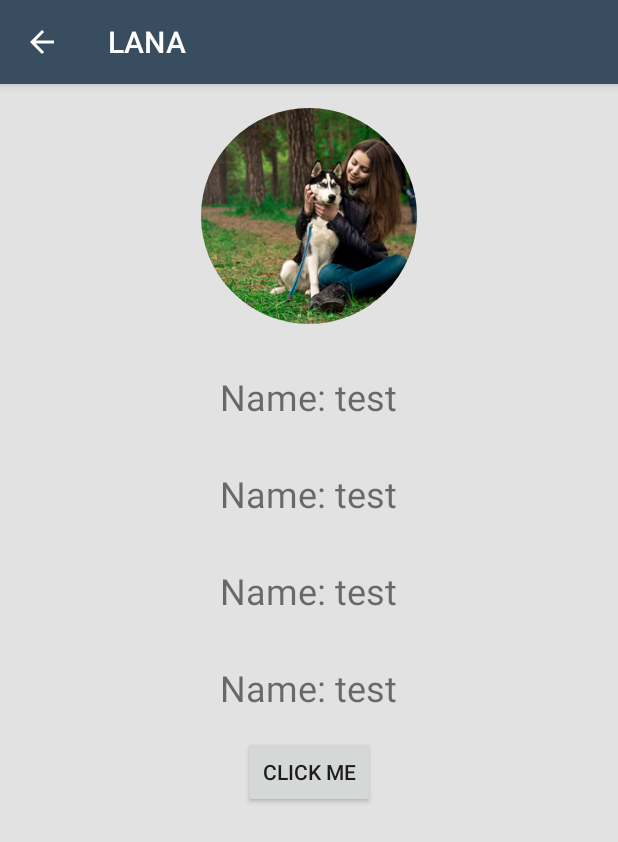
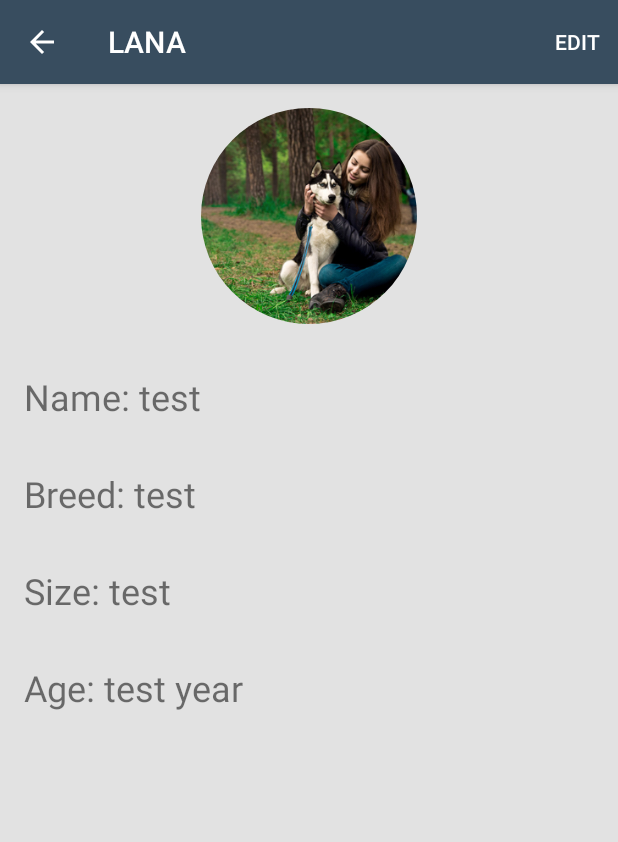
Before and after one commit to last3oy/Lana, an Android app: the ProfileActivity screen opened directly, with no data from a screen before it, on a phone screen of 412 x 824 dp. Shown: the top 842 px of the screen. Run offline under Robolectric (Android 15) with nearby library versions, the phone set to English and light mode, and no system bars; our stand-ins replace CircleImageView; 6 statements that could not run were skipped.

Commit message:
set menu in toolbar

```diff
--- a/app/src/main/java/kmutt/senior/pet/activity/BluetoothActivity.java
+++ b/app/src/main/java/kmutt/senior/pet/activity/BluetoothActivity.java
@@ -57,7 +57,7 @@ public class BluetoothActivity extends AppCompatActivity implements View.OnClick
         // Use this check to determine whether BLE is supported on the device. Then
         // you can selectively disable BLE-related features.
         if (!getPackageManager().hasSystemFeature(PackageManager.FEATURE_BLUETOOTH_LE)) {
-            Toast.makeText(this, "BLE Not Supported on this Device", Toast.LENGTH_LONG).show();
+            Toast.makeText(getApplicationContext(), "BLE Not Supported on this Device", Toast.LENGTH_LONG).show();
             finish();
         }
         final BluetoothManager bluetoothManager =
--- a/app/src/main/java/kmutt/senior/pet/activity/MainActivity.java
+++ b/app/src/main/java/kmutt/senior/pet/activity/MainActivity.java
@@ -52,6 +52,8 @@ public class MainActivity extends AppCompatActivity {
                 Intent intent;
                 switch (id) {
                     case R.id.navItem1:
+                        intent = new Intent(MainActivity.this, BluetoothActivity.class);
+                        startActivity(intent);
                         break;
                     case R.id.navItem2:
                         intent = new Intent(MainActivity.this, SelectProfileActivity.class);
--- a/app/src/main/java/kmutt/senior/pet/activity/ProfileActivity.java
+++ b/app/src/main/java/kmutt/senior/pet/activity/ProfileActivity.java
@@ -3,6 +3,8 @@ package kmutt.senior.pet.activity;
 import android.content.Intent;
 import android.os.Bundle;
 import android.support.v7.app.AppCompatActivity;
+import android.view.Menu;
+import android.view.MenuItem;
 import android.widget.TextView;
 
 import de.hdodenhof.circleimageview.CircleImageView;
@@ -16,6 +18,9 @@ import kmutt.senior.pet.service.DbBitmapUtility;
 public class ProfileActivity extends AppCompatActivity {
     DogProfile mProfile;
     TextView tvName;
+    TextView tvBreed;
+    TextView tvSize;
+    TextView tvAge;
     CircleImageView pictureProfile;
 
     @Override
@@ -35,9 +40,35 @@ public class ProfileActivity extends AppCompatActivity {
         mProfile = intent.getParcelableExtra("Profile");
         getSupportActionBar().setTitle(mProfile.getDogName());
         tvName = (TextView) findViewById(R.id.tvName);
+        tvBreed = (TextView) findViewById(R.id.tvBreed);
+        tvSize = (TextView) findViewById(R.id.tvSize);
+        tvAge = (TextView) findViewById(R.id.tvAge);
         pictureProfile = (CircleImageView) findViewById(R.id.pictureProfile);
 
-        tvName.setText("Name: "+mProfile.getDogName());
+        tvName.setText("Name: " + mProfile.getDogName());
+        tvBreed.setText("Breed: "+mProfile.getBreed());
+        tvSize.setText("Size "+mProfile.getSize());
+        tvAge.setText("Age "+String.valueOf(mProfile.getAge())+" year");
         pictureProfile.setImageBitmap(DbBitmapUtility.getImage(mProfile.getPicture()));
     }
+
+    public boolean onCreateOptionsMenu(Menu menu) {
+        // Inflate the menu; this adds items to the action bar if it is present.
+        getMenuInflater().inflate(R.menu.menu_profile, menu);
+
+
+        return true;
+    }
+
+    public boolean onOptionsItemSelected(MenuItem item) {
+        int id = item.getItemId();
+        if (id == android.R.id.home) {
+            finish();
+            return true;
+        }
+
+
+        return super.onOptionsItemSelected(item);
+    }
+
 }
--- a/app/src/main/java/kmutt/senior/pet/service/DatabaseHelper.java
+++ b/app/src/main/java/kmutt/senior/pet/service/DatabaseHelper.java
@@ -112,6 +112,7 @@ public class DatabaseHelper extends SQLiteOpenHelper {
                 mDogProfile.setDogName(mCursor.getString(mCursor.getColumnIndex(KEY_NAME)));
                 mDogProfile.setBreed(mCursor.getString(mCursor.getColumnIndex(KEY_BREED)));
                 mDogProfile.setSize(mCursor.getString(mCursor.getColumnIndex(KEY_SIZE)));
+                mDogProfile.setAge(mCursor.getInt(mCursor.getColumnIndex(KEY_AGE)));
 
                 Profiles.add(mDogProfile);
             } while (mCursor.moveToNext());
--- a/app/src/main/res/layout/activity_profile.xml
+++ b/app/src/main/res/layout/activity_profile.xml
@@ -26,40 +26,35 @@
             android:id="@+id/tvName"
             android:layout_width="wrap_content"
             android:layout_height="wrap_content"
-            android:layout_gravity="center"
             android:layout_margin="@dimen/activity_vertical_margin"
             android:text="Name: test"
             android:textSize="24sp" />
 
         <TextView
+            android:id="@+id/tvBreed"
             android:layout_width="wrap_content"
             android:layout_height="wrap_content"
-            android:layout_gravity="center"
             android:layout_margin="@dimen/activity_vertical_margin"
-            android:text="Name: test"
+            android:text="Breed: test"
             android:textSize="24sp" />
 
         <TextView
+            android:id="@+id/tvSize"
             android:layout_width="wrap_content"
             android:layout_height="wrap_content"
-            android:layout_gravity="center"
             android:layout_margin="@dimen/activity_vertical_margin"
-            android:text="Name: test"
+            android:text="Size: test"
             android:textSize="24sp" />
 
         <TextView
+            android:id="@+id/tvAge"
             android:layout_width="wrap_content"
             android:layout_height="wrap_content"
-            android:layout_gravity="center"
             android:layout_margin="@dimen/activity_vertical_margin"
-            android:text="Name: test"
+            android:text="Age: test year"
             android:textSize="24sp" />
 
-        <Button
-            android:layout_width="wrap_content"
-            android:layout_height="wrap_content"
-            android:layout_gravity="center"
-            android:text="Click me" />
+
     </LinearLayout>
 
 </RelativeLayout>
--- a/app/src/main/res/menu/navigation_drawer_items.xml
+++ b/app/src/main/res/menu/navigation_drawer_items.xml
@@ -6,17 +6,17 @@
         android:checkableBehavior="single">
         <item
             android:id="@+id/navItem1"
-            android:icon="@drawable/ic_action_location_found_dark"
+            android:icon="@drawable/ic_bluetooth_black_24dp"
             android:title="Start Pairing" />
 
         <item
             android:id="@+id/navItem2"
-            android:icon="@drawable/ic_action_location_found_dark"
+            android:icon="@drawable/ic_info_black_24dp"
             android:title="My Dogs" />
 
         <item
             android:id="@+id/navItem3"
-            android:icon="@drawable/ic_action_location_found_dark"
+            android:icon="@drawable/ic_add_black_24dp"
             android:title="Add My Dog" />
 
         <item
```
Also changed, not shown: app/src/main/java/kmutt/senior/pet/activity/SelectProfileActivity.java (+15 -3 lines), app/src/main/res/layout/activity_welcome.xml (+16 -5 lines), app/src/main/res/drawable-xhdpi/ic_add_black_24dp.png (added), app/src/main/res/drawable-xhdpi/ic_bluetooth_black_24dp.png (added).
